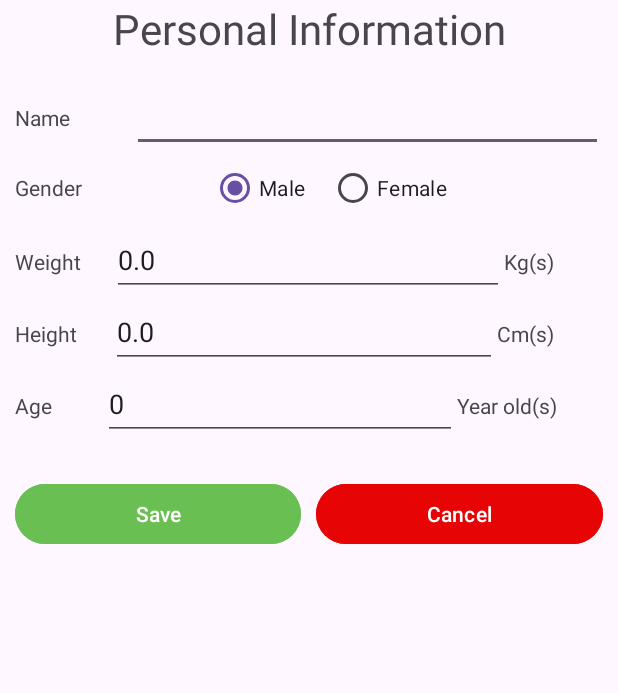
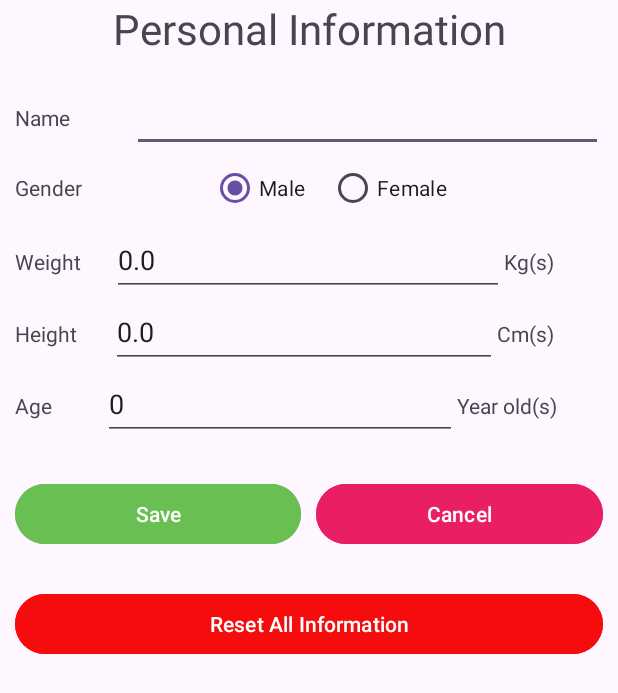
Before and after one commit to monkeystar0/healthyRecipeBuddy, an Android app: the UserProfileEditActivity screen opened directly, with no data from a screen before it, on a phone screen of 412 x 824 dp. Shown: the top 693 px of the screen. Run offline under Robolectric (Android 15) with nearby library versions, the phone set to English and light mode, and no system bars; our stand-ins replace Room's generated code.

Commit message:
add reset all user information, hide layout button when loading the recommended recipe.

```diff
--- /dev/null
+++ b/app/src/main/java/com/example/healthyrecipebuddy/CreateRecipeActivity.kt
@@ -0,0 +1,5 @@
+package com.example.healthyrecipebuddy
+
+class CreateRecipeActivity {
+
+}
--- a/app/src/main/java/com/example/healthyrecipebuddy/db/FoodLogDataBase.kt
+++ b/app/src/main/java/com/example/healthyrecipebuddy/db/FoodLogDataBase.kt
@@ -34,6 +34,9 @@ interface FoodLogDao {
 
     @Query( "SELECT SUM(calories) FROM food_log WHERE date >= :date AND time BETWEEN :startTime AND :endTime")
     fun getTotalCalories(date: Date, startTime: Time, endTime: Time): LiveData<Float>
+
+    @Query("DELETE FROM food_log")
+    suspend fun deleteAllFoodLogs()
 }
 
 // Define the FoodLogDatabase class
--- a/app/src/main/java/com/example/healthyrecipebuddy/db/RecipeDatabase.kt
+++ b/app/src/main/java/com/example/healthyrecipebuddy/db/RecipeDatabase.kt
@@ -20,6 +20,9 @@ interface SavedRecipeDao {
     @Query("SELECT * FROM saved_recipe")
     fun getAllRecipes(): LiveData<List<SavedRecipe>>
 
+    @Query("DELETE FROM saved_recipe")
+    suspend fun deleteAllSavedRecipes()
+
 }
 
 @Database(entities = [SavedRecipe::class], version = 1)
--- a/app/src/main/res/layout/activity_recommended_recipe.xml
+++ b/app/src/main/res/layout/activity_recommended_recipe.xml
@@ -57,6 +57,7 @@
         </ScrollView>
 
         <LinearLayout
+            android:id="@+id/layoutButton"
             android:layout_width="0dp"
             android:layout_height="match_parent"
             android:layout_weight="1"
--- a/app/src/main/res/layout/activity_user_profile_update.xml
+++ b/app/src/main/res/layout/activity_user_profile_update.xml
@@ -199,7 +199,7 @@
                 android:layout_height="wrap_content"
                 android:layout_marginStart="10dp"
                 android:layout_weight="1"
-                android:backgroundTint="#E70404"
+                android:backgroundTint="#E91E63"
                 android:text="Cancel"
                 android:textColorHighlight="#ED5A5A"
                 android:textColorHint="#ED5A5A"
@@ -207,5 +207,24 @@
                 app:strokeColor="#ED5A5A" />
 
         </LinearLayout>
+
+        <LinearLayout
+            android:layout_width="match_parent"
+            android:layout_height="wrap_content"
+            android:layout_marginStart="10dp"
+            android:layout_marginTop="25dp"
+            android:layout_marginEnd="10dp"
+            android:orientation="horizontal">
+
+            <Button
+                android:id="@+id/resetButton"
+                android:layout_width="0dp"
+                android:layout_height="wrap_content"
+                android:layout_weight="1"
+                android:backgroundTint="#F60C0C"
+                android:text="Reset All Information"
+                app:strokeColor="#ED5A5A" />
+
+        </LinearLayout>
     </LinearLayout>
 </androidx.constraintlayout.widget.ConstraintLayout>
```
Also changed, not shown: app/src/main/java/com/example/healthyrecipebuddy/MainActivity.kt (+10 -1 lines), app/src/main/java/com/example/healthyrecipebuddy/RecommendedRecipeActivity.kt (+8 -4 lines), app/src/main/java/com/example/healthyrecipebuddy/UserProfileEditActivity.kt (+45 -1 lines), app/src/main/res/layout/activity_create_recipe.xml (added, +62 -0 lines).
